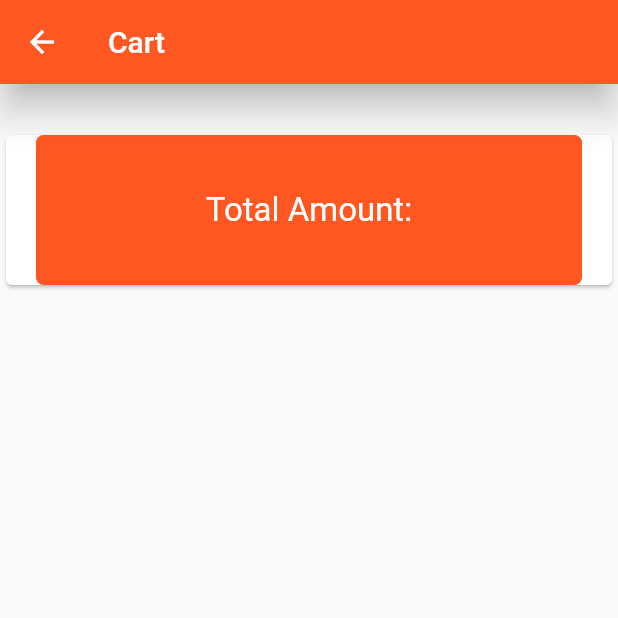
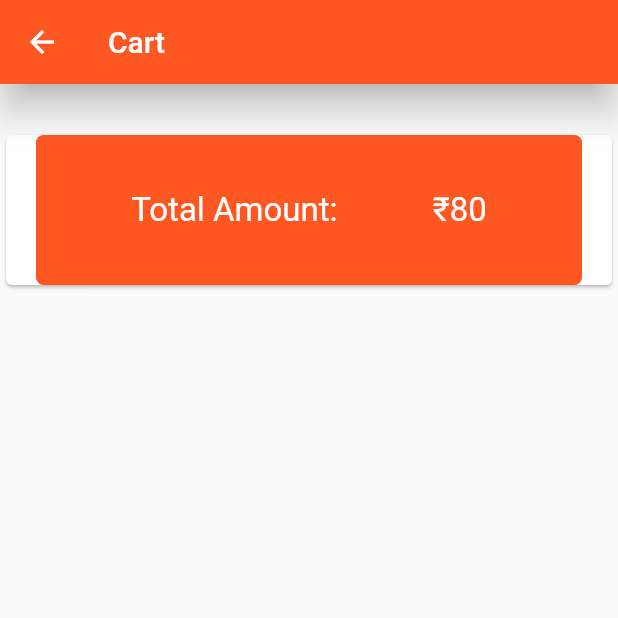
Before and after one commit to Sounmay/RCFlutterApp, a Flutter app: the Cart screen opened by its route, on a phone screen of 412 x 824 dp, the top half of it. Run offline on Flutter 3.47's test engine with Material 2 defaults, Android fonts, the phone set to English and light mode, and no system bars; our stand-ins replace carousel_pro, cloud_firestore, firebase_auth, table_calendar; accounts and stored records are empty.

Commit message:
Thirteeth commit

```diff
--- a/lib/pages/Food.dart
+++ b/lib/pages/Food.dart
@@ -3,6 +3,7 @@ import 'package:carousel_pro/carousel_pro.dart';
 import 'package:cloud_firestore/cloud_firestore.dart';
 import 'package:rcapp/CustomWidget/foot_category.dart';
 import 'package:rcapp/CustomWidget/menu_category.dart';
+import 'package:rcapp/pages/Search.dart';
 
 class Food extends StatefulWidget {
   @override
--- a/lib/pages/order_card.dart
+++ b/lib/pages/order_card.dart
@@ -1,4 +1,8 @@
 import 'package:flutter/material.dart';
+import 'package:cloud_firestore/cloud_firestore.dart';
+import 'package:rcapp/pages/Food.dart';
+
+
 
 class OrderCard extends StatefulWidget {
   @override
@@ -8,9 +12,9 @@ class OrderCard extends StatefulWidget {
 class _OrderCardState extends State<OrderCard> {
   @override
   Widget build(BuildContext context) {
-    return
-          Card(
+    return Card(
             child: new Container(
+              alignment: Alignment.centerLeft,
               height: 100.0,
               width: 90.0,
               margin: new EdgeInsets.only(left: 20.0, right:20.0),
@@ -18,13 +22,20 @@ class _OrderCardState extends State<OrderCard> {
                 color: Colors.deepOrange,
                 borderRadius: BorderRadius.all(Radius.circular(5.0)),
               ),
-                child: new Center(
-                    child: new Text(
-                      "Total Amount:",
-                      style: TextStyle(color: Colors.white, fontSize: 22),
-                    )
+                child: Row(
+                        mainAxisAlignment: MainAxisAlignment.spaceEvenly,
+                        children: <Widget>[
+                          Text(
+                            "Total Amount:",
+                            style: TextStyle(color: Colors.white, fontSize: 22),
+                          ),
+                          Text(
+                            "₹80",
+                            style: TextStyle(color: Colors.white, fontSize: 22),
+                          ),
+                        ],
+                ),
                 )
-            ),
-          );
+            );
   }
 }
```
Also changed, not shown: lib/pages/Search.dart (+92 -1 lines), lib/pages/searchService.dart (added, +11 -0 lines).
